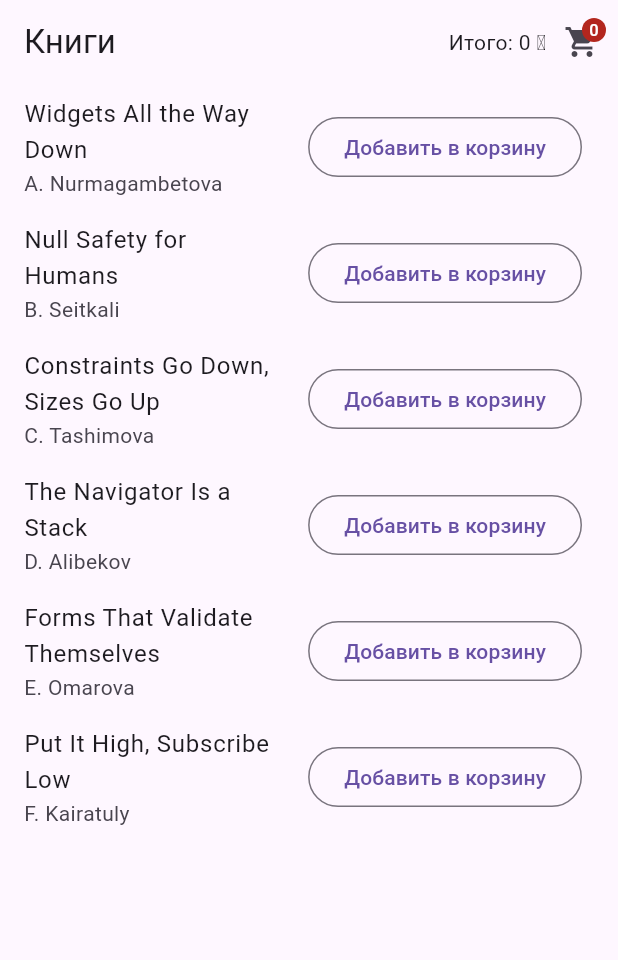
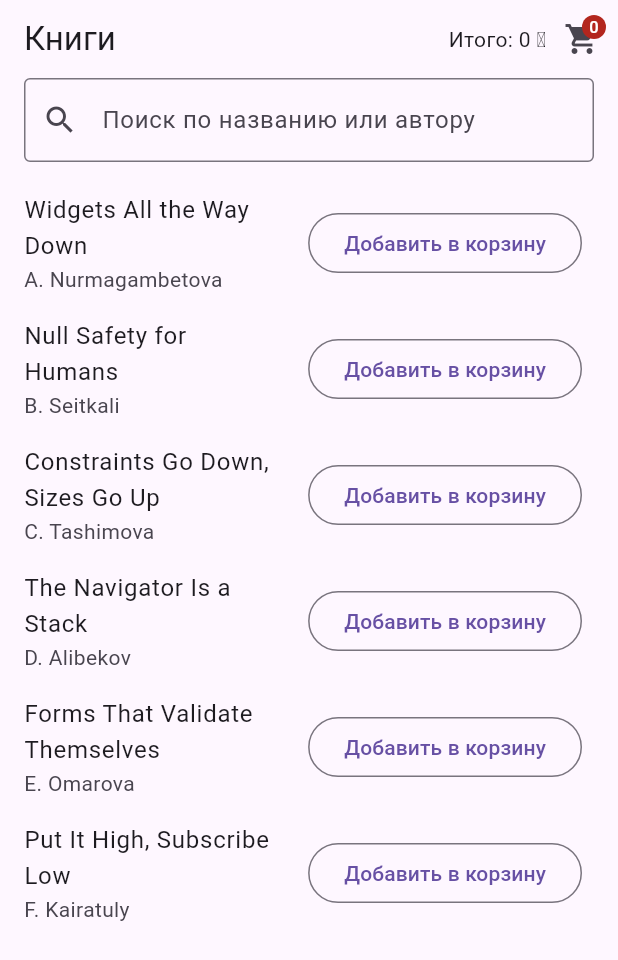
Before and after one commit to ROCK032/flutter-2026, a Flutter app: the screen it shows after launch, on a phone screen of 412 x 824 dp. Shown: the top 960 px of the screen. Run offline on Flutter 3.47's test engine with Material 3 defaults, Android fonts, the phone set to English and light mode, and no system bars.

Commit message:
Add Practice 9 Flutter cart

```diff
--- a/practices/practice09/lib/books_screen.dart
+++ b/practices/practice09/lib/books_screen.dart
@@ -1,31 +1,39 @@
+// Каталог с локальным поиском и добавлением книг в общую корзину.
 import 'package:flutter/material.dart';
+import 'package:provider/provider.dart';
 
 import 'cart_badge.dart';
-import 'main.dart';
+import 'models/book.dart';
+import 'models/cart.dart';
 
-class BooksScreen extends StatelessWidget {
-  const BooksScreen({
-    super.key,
-    required this.cart,
-    required this.onAdd,
-    required this.total,
-  });
+class BooksScreen extends StatefulWidget {
+  const BooksScreen({super.key});
 
-  final List<Book> cart;
-  final void Function(Book) onAdd;
-  final int total;
+  @override
+  State<BooksScreen> createState() => _BooksScreenState();
+}
 
-  Widget _buildBookTile(Book book) {
+class _BooksScreenState extends State<BooksScreen> {
+  String _query = '';
+
+  Widget _buildBookTile(BuildContext context, Book book) {
     debugPrint('Book row: ${book.title}');
+    final inCart = context.select<Cart, bool>(
+      (cart) => cart.items.contains(book),
+    );
 
     return ListTile(
       title: Text(book.title),
       subtitle: Text(book.author),
-      trailing: cart.contains(book)
+      trailing: inCart
           ? const Text('Добавлено в корзину')
           : OutlinedButton(
               onPressed: () {
-          onAdd(book);
+                final added = context.read<Cart>().add(book);
+                if (added) {
+                  ScaffoldMessenger.of(context)
+                      .showSnackBar(const SnackBar(content: Text('Добавлен')));
+                }
               },
               child: const Text('Добавить в корзину'),
             ),
@@ -35,17 +43,43 @@ class BooksScreen extends StatelessWidget {
   @override
   Widget build(BuildContext context) {
     debugPrint('BooksScreen.build');
+    final query = _query.trim().toLowerCase();
+    final visibleBooks = books
+        .where(
+          (book) =>
+              book.title.toLowerCase().contains(query) ||
+              book.author.toLowerCase().contains(query),
+        )
+        .toList();
+
     return Scaffold(
       appBar: AppBar(
         title: const Text('Книги'),
-        actions: [
-          CartBadge(count: cart.length, total: total),
-        ],
+        actions: const [CartBadge()],
+        bottom: PreferredSize(
+          preferredSize: const Size.fromHeight(64),
+          child: Padding(
+            padding: const EdgeInsets.fromLTRB(16, 0, 16, 12),
+            child: TextField(
+              decoration: const InputDecoration(
+                hintText: 'Поиск по названию или автору',
+                prefixIcon: Icon(Icons.search),
+                border: OutlineInputBorder(),
               ),
-      body: ListView(
+              onChanged: (value) {
+                setState(() {
+                  _query = value;
+                });
+              },
+            ),
+          ),
+        ),
+      ),
+      body: visibleBooks.isEmpty
+          ? const Center(child: Text('Книги не найдены'))
+          : ListView(
               children: [
-          for (final book in books)
-            _buildBookTile(book),
+                for (final book in visibleBooks) _buildBookTile(context, book),
               ],
             ),
     );
--- a/practices/practice09/lib/cart_badge.dart
+++ b/practices/practice09/lib/cart_badge.dart
@@ -1,16 +1,24 @@
 // Значок показывает количество книг и открывает корзину.
 
 import 'package:flutter/material.dart';
+import 'package:provider/provider.dart';
+
+import 'models/cart.dart';
 
 class CartBadge extends StatelessWidget {
-  const CartBadge({super.key, required this.count, required this.total});
-  final int count;
-  final int total;
+  const CartBadge({super.key});
   @override
-  Widget build(BuildContext context) => Row(
+  Widget build(BuildContext context) {
+    debugPrint('badge build');
+    final count = context.select<Cart, int>((cart) => cart.count);
+    return Row(
       mainAxisSize: MainAxisSize.min,
       children: [
-      Text('Итого: $total ₸'),
+        Consumer<Cart>(
+          builder: (context, cart, _) {
+            return Text('Итого: ${cart.total} ₸');
+          },
+        ),
         IconButton(
           icon: Badge(
             label: Text('$count'),
@@ -23,3 +31,4 @@ class CartBadge extends StatelessWidget {
       ],
     );
   }
+}
--- a/practices/practice09/lib/main.dart
+++ b/practices/practice09/lib/main.dart
@@ -3,71 +3,23 @@ import 'package:flutter/material.dart';
 import 'books_screen.dart';
 import 'cart_screen.dart';
 
-void main() => runApp(const Shell());
+import 'package:provider/provider.dart';
 
-class Shell extends StatefulWidget {
+import 'models/cart.dart';
+
+void main() {
+  runApp(
+    ChangeNotifierProvider<Cart>(create: (_) => Cart(), child: const Shell()),
+  );
+}
+
+class Shell extends StatelessWidget {
   const Shell({super.key});
 
   @override
-  State<Shell> createState() => _ShellState();
+  Widget build(BuildContext context) {
+    return MaterialApp(
+      routes: {'/': (_) => BooksScreen(), '/cart': (_) => CartScreen()},
+    );
+  }
 }
-
-class _ShellState extends State<Shell> {
-  final List<Book> _cart = [];
-
-  void _add(Book book) {
-    setState(() {
-      _cart.add(book);
-    });
-  }
-
-  void _remove(Book book) {
-    setState(() {
-      _cart.remove(book);
-    });
-  }
-
-  int _cardTotal() {
-    return _cart.fold(0, (sum, item) => sum + item.price);
-  }
-
-  @override
-  Widget build(BuildContext context) => MaterialApp(
-    routes: {
-      '/': (_) => BooksScreen(cart: _cart, onAdd: _add, total: _cardTotal()),
-      '/cart': (_) => CartScreen(items: _cart, onRemove: _remove),
-    },
-  );
-}
-
-class Book {
-  const Book({required this.title, required this.author, required this.price});
-  final String title;
-  final String author;
-  final int price;
-}
-
-const List<Book> books = [
-  Book(
-    title: 'Widgets All the Way Down',
-    author: 'A. Nurmagambetova',
-    price: 4200,
-  ),
-  Book(title: 'Null Safety for Humans', author: 'B. Seitkali', price: 3100),
-  Book(
-    title: 'Constraints Go Down, Sizes Go Up',
-    author: 'C. Tashimova',
-    price: 5600,
-  ),
-  Book(title: 'The Navigator Is a Stack', author: 'D. Alibekov', price: 2900),
-  Book(
-    title: 'Forms That Validate Themselves',
-    author: 'E. Omarova',
-    price: 3800,
-  ),
-  Book(
-    title: 'Put It High, Subscribe Low',
-    author: 'F. Kairatuly',
-    price: 4700,
-  ),
-];
--- /dev/null
+++ b/practices/practice09/lib/models/book.dart
@@ -0,0 +1,31 @@
+class Book {
+  const Book({required this.title, required this.author, required this.price});
+  final String title;
+  final String author;
+  final int price;
+}
+
+const List<Book> books = [
+  Book(
+    title: 'Widgets All the Way Down',
+    author: 'A. Nurmagambetova',
+    price: 4200,
+  ),
+  Book(title: 'Null Safety for Humans', author: 'B. Seitkali', price: 3100),
+  Book(
+    title: 'Constraints Go Down, Sizes Go Up',
+    author: 'C. Tashimova',
+    price: 5600,
+  ),
+  Book(title: 'The Navigator Is a Stack', author: 'D. Alibekov', price: 2900),
+  Book(
+    title: 'Forms That Validate Themselves',
+    author: 'E. Omarova',
+    price: 3800,
+  ),
+  Book(
+    title: 'Put It High, Subscribe Low',
+    author: 'F. Kairatuly',
+    price: 4700,
+  ),
+];
--- /dev/null
+++ b/practices/practice09/lib/models/cart.dart
@@ -0,0 +1,35 @@
+import 'package:flutter/foundation.dart';
+
+import 'book.dart';
+
+class Cart extends ChangeNotifier {
+  final Map<Book, int> _qty = {};
+  List<Book> get items => List.unmodifiable(_qty.keys);
+  int get count => _qty.length;
+  int qtyOf(Book book) => _qty[book] ?? 0;
+  int get total =>
+      _qty.keys.fold(0, (sum, book) => sum + book.price * qtyOf(book));
+  bool add(Book book) {
+    if (_qty.containsKey(book)) return false;
+    _qty[book] = 1;
+    notifyListeners();
+    return true;
+  }
+
+  void increment(Book book) {
+    if (_qty.containsKey(book)) {
+      _qty[book] = qtyOf(book) + 1;
+      notifyListeners();
+    }
+  }
+
+  void remove(Book book) {
+    _qty.remove(book);
+    notifyListeners();
+  }
+
+  void clear() {
+    _qty.clear();
+    notifyListeners();
+  }
+}
--- a/practices/practice09/pubspec.yaml
+++ b/practices/practice09/pubspec.yaml
@@ -35,6 +35,7 @@ dependencies:
   # Use with the CupertinoIcons class for iOS style icons.
   cupertino_icons: ^1.0.8
   animated_flip_counter: ^0.3.4
+  provider: ^6.1.5+1
 
 dev_dependencies:
   flutter_test:
```
Also changed, not shown: practices/practice09/lib/cart_screen.dart (+77 -16 lines), practices/practice09/pubspec.lock, 2 other files. Lines whose indentation alone changed are shown as unchanged.
